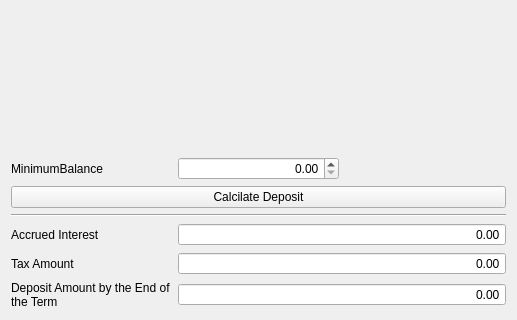
First picture: the form in SmartCalc2/view/depositwindow.ui, repository SergSinitsyn/Smart-Calculator, before the edit; both pictures show x 0 to 517 and y 464 to 784 of the 517 by 784 pixel window.
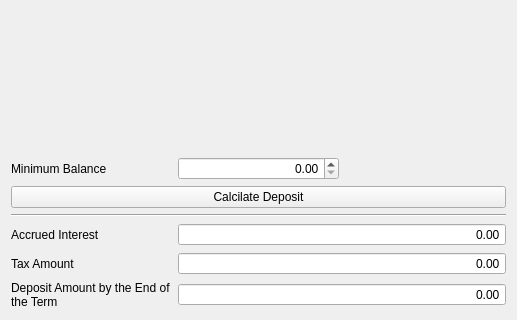
Second picture: the form after the edit.

```diff
--- a/SmartCalc2/view/depositwindow.ui
+++ b/SmartCalc2/view/depositwindow.ui
@@ -430,7 +430,7 @@
    <item row="11" column="0">
     <widget class="QLabel" name="label_MinimumBalance">
      <property name="text">
-      <string>MinimumBalance</string>
+      <string>Minimum Balance</string>
      </property>
     </widget>
    </item>
```
